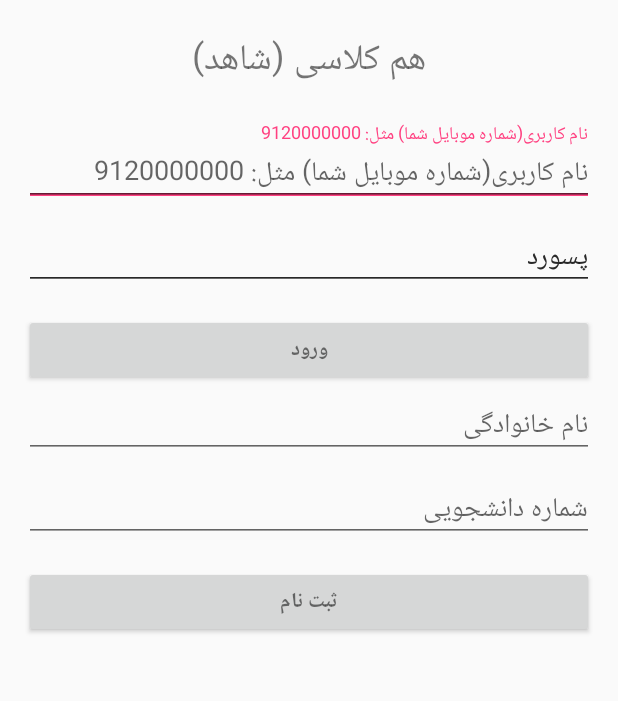
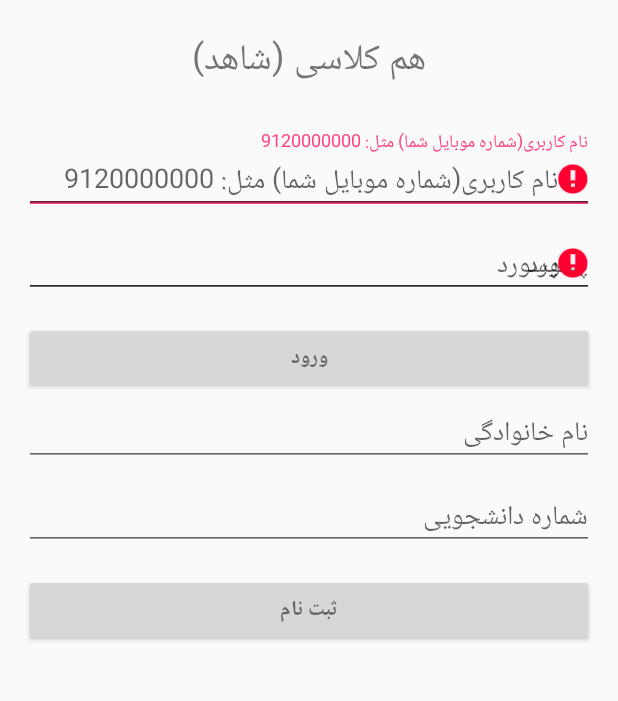
Before and after one commit to msf833/Kntushahed, an Android app: the screen it shows after launch (SignupLoginActivity), after a tap on "ورود", on a phone screen of 412 x 824 dp, the part 210-911 px from its top. Run offline under Robolectric (Android 15) with nearby library versions, the phone set to English and light mode, and no system bars; our stand-ins replace Volley; network calls fail.

Commit message:
error added to login & sign up

```diff
--- a/app/src/main/java/ir/madamas/kntushahed/kntushahed/SignupLoginActivity.java
+++ b/app/src/main/java/ir/madamas/kntushahed/kntushahed/SignupLoginActivity.java
@@ -112,15 +112,15 @@ public class SignupLoginActivity extends AppCompatActivity {
         host.setup();
 
         //Tab 1
-        TabHost.TabSpec spec = host.newTabSpec("ثبت نام");
-        spec.setContent(R.id.tab1);
-        spec.setIndicator("ثبت نام");
+        TabHost.TabSpec spec = host.newTabSpec("ورود");
+        spec.setContent(R.id.tab2);
+        spec.setIndicator("ورود");
         host.addTab(spec);
 
         //Tab 2
-        spec = host.newTabSpec("ورود");
-        spec.setContent(R.id.tab2);
-        spec.setIndicator("ورود");
+        spec = host.newTabSpec("ثبت نام");
+        spec.setContent(R.id.tab1);
+        spec.setIndicator("ثبت نام");
         host.addTab(spec);
 
         signun_button.setOnClickListener(new OnClickListener() {
@@ -142,6 +142,26 @@ public class SignupLoginActivity extends AppCompatActivity {
 
                 }
 
+                if (!isUsernameValid(Txt_username_signup)){
+                    username_signup.setError("شماره تلفن وارد شده معتبر نیست!");
+                }
+
+                if (!isPasswordValid(Txt_Password_signup)){
+                    Password_signup.setError("پسورد قویتری انتخاب کنید!");
+                }
+
+                if (!isNameFamilyValid(Txt_name_signup)){
+                    name_signup.setError("نام وارد شده صحیح نیست!");
+                }
+
+                if (!isNameFamilyValid(Txt_family_signup)){
+                    family_signup.setError("نام وارد شده صحیح نیست!");
+                }
+
+                if (!isStdIDValid(Txt_stdID_signup)){
+                    stdID_signup.setError("شماره دانشجویی باید بین 7 تا 15 رقم باشد!");
+                }
+
             }
         });
 
@@ -156,6 +176,14 @@ public class SignupLoginActivity extends AppCompatActivity {
 
                     loginUser(Txt_username_login, Txt_Password_login);
 
+                }
+
+                if (!isUsernameValid(Txt_username_login)){
+                    username_login.setError("شماره تلفن وارد شده معتبر نیست!");
+                }
+
+                if (!isPasswordValid(Txt_Password_login)){
+                    Password_login.setError("پسورد وارد شده صیح نیست!");
                 }
             }
         });
@@ -315,6 +343,10 @@ public class SignupLoginActivity extends AppCompatActivity {
 
 
     private boolean isUsernameValid(String phoneNum) {
+        if (phoneNum.startsWith("98") || phoneNum.startsWith("+98") ||phoneNum.startsWith("0")){
+            return false;
+        }
+
         if (phoneNum.startsWith("9")){
 
             return true;
@@ -322,8 +354,8 @@ public class SignupLoginActivity extends AppCompatActivity {
         return false;
     }
 
-    private boolean isPasswordValid(String name) {
-        if (name.length() > 4){
+    private boolean isPasswordValid(String password) {
+        if (password.length() > 4){
 
             return true;
         }
@@ -342,7 +374,7 @@ public class SignupLoginActivity extends AppCompatActivity {
         if (stdID.length() < 15 && stdID.length() >= 7){
             return true;
         }
-        return true;
+        return false;
     }
 
     @Override
--- a/app/src/main/res/layout/activity_signup_login.xml
+++ b/app/src/main/res/layout/activity_signup_login.xml
@@ -63,7 +63,8 @@
                 <TabWidget
                     android:id="@android:id/tabs"
                     android:layout_width="match_parent"
-                    android:layout_height="wrap_content" />
+                    android:layout_height="wrap_content"
+                    android:layout_marginBottom="5dp" />
 
                 <FrameLayout
                     android:id="@android:id/tabcontent"
```
